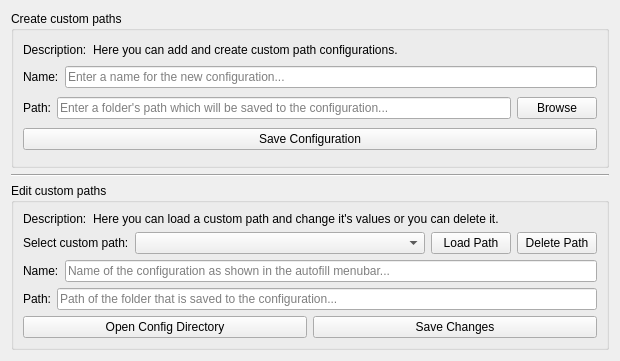
First picture: the form in src/xmluvation/resources/ui/CustomPathsManager.ui, repository zaricj/XMLuvation, before the edit.
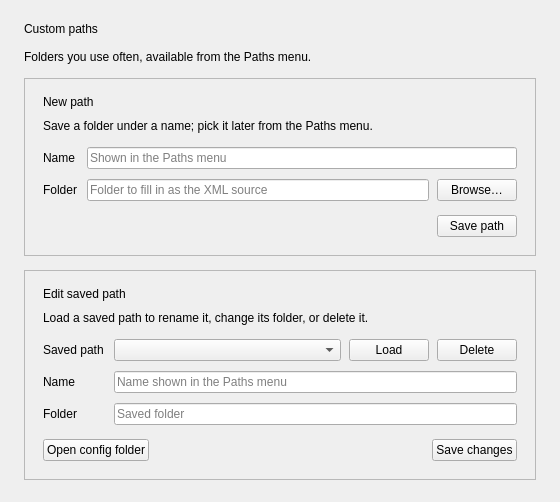
Second picture: the form after the edit. Icons and pictures are not drawn.

The edit to the form file:
```diff
--- a/src/xmluvation/resources/ui/CustomPathsManager.ui
+++ b/src/xmluvation/resources/ui/CustomPathsManager.ui
@@ -2,17 +2,6 @@
 <ui version="4.0">
  <class>CustomPathsManagerWidget</class>
  <widget class="QWidget" name="CustomPathsManagerWidget">
-  <property name="windowModality">
-   <enum>Qt::WindowModality::WindowModal</enum>
-  </property>
-  <property name="geometry">
-   <rect>
-    <x>0</x>
-    <y>0</y>
-    <width>620</width>
-    <height>361</height>
-   </rect>
-  </property>
   <property name="windowTitle">
    <string>Custom Paths Manager</string>
   </property>
@@ -20,119 +9,230 @@
    <iconset resource="../qrc/xmluvation_resources.qrc">
     <normaloff>:/icons/xml_256px.ico</normaloff>:/icons/xml_256px.ico</iconset>
   </property>
-  <property name="styleSheet">
-   <string notr="true"/>
+  <property name="minimumSize">
+   <size>
+    <width>560</width>
+    <height>0</height>
+   </size>
   </property>
-  <layout class="QVBoxLayout" name="verticalLayout_2">
+  <property name="role" stdset="0">
+   <string>page</string>
+  </property>
+  <layout class="QVBoxLayout" name="layout_CustomPathsManagerWidget">
+   <property name="spacing">
+    <number>14</number>
+   </property>
+   <property name="leftMargin">
+    <number>24</number>
+   </property>
+   <property name="topMargin">
+    <number>22</number>
+   </property>
+   <property name="rightMargin">
+    <number>24</number>
+   </property>
+   <property name="bottomMargin">
+    <number>22</number>
+   </property>
    <item>
-    <layout class="QVBoxLayout" name="verticalLayout_4">
+    <widget class="QLabel" name="label_paths_title">
+     <property name="text">
+      <string>Custom paths</string>
+     </property>
+     <property name="role" stdset="0">
+      <string>page-title</string>
+     </property>
+    </widget>
+   </item>
      <item>
-      <widget class="QGroupBox" name="groupBox">
-       <property name="sizePolicy">
-        <sizepolicy hsizetype="Preferred" vsizetype="Preferred">
-         <horstretch>0</horstretch>
-         <verstretch>0</verstretch>
-        </sizepolicy>
-       </property>
-       <property name="title">
-        <string>Create custom paths</string>
-       </property>
-       <layout class="QVBoxLayout" name="verticalLayout">
+    <widget class="QLabel" name="label_paths_hint">
+     <property name="text">
+      <string>Folders you use often, available from the Paths menu.</string>
+     </property>
+     <property name="wordWrap">
+      <bool>true</bool>
+     </property>
+     <property name="role" stdset="0">
+      <string>hint</string>
+     </property>
+    </widget>
+   </item>
         <item>
-         <layout class="QHBoxLayout" name="horizontalLayout_7">
-          <item>
-           <widget class="QLabel" name="label">
-            <property name="sizePolicy">
-             <sizepolicy hsizetype="Maximum" vsizetype="Maximum">
-              <horstretch>0</horstretch>
-              <verstretch>0</verstretch>
-             </sizepolicy>
-            </property>
+    <widget class="QFrame" name="groupBox">
+     <property name="frameShape">
+      <enum>QFrame::Shape::StyledPanel</enum>
+     </property>
+     <property name="role" stdset="0">
+      <string>card</string>
+     </property>
+     <layout class="QVBoxLayout" name="layout_groupBox">
+      <property name="spacing">
+       <number>10</number>
+      </property>
+      <property name="leftMargin">
+       <number>18</number>
+      </property>
+      <property name="topMargin">
+       <number>16</number>
+      </property>
+      <property name="rightMargin">
+       <number>18</number>
+      </property>
+      <property name="bottomMargin">
+       <number>18</number>
+      </property>
+      <item>
+       <widget class="QLabel" name="label_groupBox_title">
             <property name="text">
-             <string>Description:</string>
+         <string>New path</string>
+        </property>
+        <property name="role" stdset="0">
+         <string>card-title</string>
             </property>
            </widget>
           </item>
           <item>
            <widget class="QLabel" name="label_description_create_custom_path">
-            <property name="sizePolicy">
-             <sizepolicy hsizetype="Minimum" vsizetype="Maximum">
-              <horstretch>0</horstretch>
-              <verstretch>0</verstretch>
-             </sizepolicy>
-            </property>
-            <property name="layoutDirection">
-             <enum>Qt::LayoutDirection::LeftToRight</enum>
-            </property>
             <property name="text">
-             <string>Here you can add and create custom path configurations.</string>
-            </property>
-            <property name="alignment">
-             <set>Qt::AlignmentFlag::AlignLeading|Qt::AlignmentFlag::AlignLeft|Qt::AlignmentFlag::AlignVCenter</set>
+         <string>Save a folder under a name; pick it later from the Paths menu.</string>
+        </property>
+        <property name="wordWrap">
+         <bool>true</bool>
+        </property>
+        <property name="role" stdset="0">
+         <string>hint</string>
             </property>
            </widget>
           </item>
-         </layout>
-        </item>
         <item>
-         <layout class="QHBoxLayout" name="horizontalLayout">
-          <item>
+       <layout class="QFormLayout" name="layout_create_form">
+        <property name="horizontalSpacing">
+         <number>10</number>
+        </property>
+        <property name="verticalSpacing">
+         <number>10</number>
+        </property>
+        <property name="leftMargin">
+         <number>0</number>
+        </property>
+        <property name="topMargin">
+         <number>4</number>
+        </property>
+        <property name="rightMargin">
+         <number>0</number>
+        </property>
+        <property name="bottomMargin">
+         <number>4</number>
+        </property>
+        <property name="fieldGrowthPolicy">
+         <enum>QFormLayout::FieldGrowthPolicy::ExpandingFieldsGrow</enum>
+        </property>
+        <item row="0" column="0">
            <widget class="QLabel" name="label_path_name_2">
             <property name="text">
-             <string>Name:</string>
+           <string>Name</string>
+          </property>
+          <property name="role" stdset="0">
+           <string>field-label</string>
             </property>
            </widget>
           </item>
-          <item>
+        <item row="0" column="1">
            <widget class="QLineEdit" name="line_edit_custom_path_name">
             <property name="placeholderText">
-             <string>Enter a name for the new configuration...</string>
+           <string>Shown in the Paths menu</string>
+          </property>
+          <property name="clearButtonEnabled">
+           <bool>true</bool>
             </property>
            </widget>
           </item>
-         </layout>
-        </item>
-        <item>
-         <layout class="QHBoxLayout" name="horizontalLayout_2">
-          <item>
+        <item row="1" column="0">
            <widget class="QLabel" name="label_path_folder">
-            <property name="minimumSize">
-             <size>
-              <width>0</width>
-              <height>0</height>
-             </size>
-            </property>
             <property name="text">
-             <string>Path:</string>
+           <string>Folder</string>
+          </property>
+          <property name="role" stdset="0">
+           <string>field-label</string>
             </property>
            </widget>
           </item>
+        <item row="1" column="1">
+         <layout class="QHBoxLayout" name="layout_create_folder">
+          <property name="spacing">
+           <number>8</number>
+          </property>
+          <property name="leftMargin">
+           <number>0</number>
+          </property>
+          <property name="topMargin">
+           <number>0</number>
+          </property>
+          <property name="rightMargin">
+           <number>0</number>
+          </property>
+          <property name="bottomMargin">
+           <number>0</number>
+          </property>
           <item>
            <widget class="QLineEdit" name="line_edit_custom_path_value">
             <property name="placeholderText">
-             <string>Enter a folder's path which will be saved to the configuration...</string>
+             <string>Folder to fill in as the XML source</string>
+            </property>
+            <property name="clearButtonEnabled">
+             <bool>true</bool>
             </property>
            </widget>
           </item>
           <item>
            <widget class="QPushButton" name="button_browse_path_folder">
             <property name="text">
-             <string>Browse</string>
-            </property>
-            <property name="icon">
-             <iconset theme="QIcon::ThemeIcon::FolderNew"/>
+             <string>Browse…</string>
             </property>
            </widget>
           </item>
          </layout>
         </item>
+       </layout>
+      </item>
         <item>
-         <layout class="QHBoxLayout" name="horizontalLayout_6">
+       <layout class="QHBoxLayout" name="layout_create_actions">
+        <property name="spacing">
+         <number>8</number>
+        </property>
+        <property name="leftMargin">
+         <number>0</number>
+        </property>
+        <property name="topMargin">
+         <number>0</number>
+        </property>
+        <property name="rightMargin">
+         <number>0</number>
+        </property>
+        <property name="bottomMargin">
+         <number>0</number>
+        </property>
+        <item>
+         <spacer name="spacer_1">
+          <property name="orientation">
+           <enum>Qt::Orientation::Horizontal</enum>
+          </property>
+          <property name="sizeHint">
+           <size>
+            <width>40</width>
+            <height>20</height>
+           </size>
+          </property>
+         </spacer>
+        </item>
           <item>
            <widget class="QPushButton" name="button_create_custom_path">
             <property name="text">
-             <string>Save Configuration</string>
-            </property>
+           <string>Save path</string>
+          </property>
+          <property name="role" stdset="0">
+           <string>primary</string>
+          </property>
            </widget>
           </item>
          </layout>
@@ -141,216 +241,224 @@
       </widget>
      </item>
      <item>
-      <widget class="Line" name="line">
-       <property name="orientation">
-        <enum>Qt::Orientation::Horizontal</enum>
-       </property>
-      </widget>
-     </item>
-     <item>
-      <widget class="QGroupBox" name="groupBox_2">
-       <property name="sizePolicy">
-        <sizepolicy hsizetype="Preferred" vsizetype="Preferred">
-         <horstretch>0</horstretch>
-         <verstretch>0</verstretch>
-        </sizepolicy>
-       </property>
-       <property name="title">
-        <string>Edit custom paths</string>
-       </property>
-       <layout class="QVBoxLayout" name="verticalLayout_3">
-        <item>
-         <layout class="QHBoxLayout" name="horizontalLayout_3">
-          <item>
-           <widget class="QLabel" name="label_desc">
-            <property name="sizePolicy">
-             <sizepolicy hsizetype="Maximum" vsizetype="Maximum">
-              <horstretch>0</horstretch>
-              <verstretch>0</verstretch>
-             </sizepolicy>
-            </property>
-            <property name="baseSize">
-             <size>
-              <width>0</width>
-              <height>0</height>
-             </size>
-            </property>
+    <widget class="QFrame" name="groupBox_2">
+     <property name="frameShape">
+      <enum>QFrame::Shape::StyledPanel</enum>
+     </property>
+     <property name="role" stdset="0">
+      <string>card</string>
+     </property>
+     <layout class="QVBoxLayout" name="layout_groupBox_2">
+      <property name="spacing">
+       <number>10</number>
+      </property>
+      <property name="leftMargin">
+       <number>18</number>
+      </property>
+      <property name="topMargin">
+       <number>16</number>
+      </property>
+      <property name="rightMargin">
+       <number>18</number>
+      </property>
+      <property name="bottomMargin">
+       <number>18</number>
+      </property>
+      <item>
+       <widget class="QLabel" name="label_groupBox_2_title">
             <property name="text">
-             <string>Description:</string>
+         <string>Edit saved path</string>
+        </property>
+        <property name="role" stdset="0">
+         <string>card-title</string>
             </property>
            </widget>
           </item>
           <item>
            <widget class="QLabel" name="label_text_desc">
-            <property name="sizePolicy">
-             <sizepolicy hsizetype="Expanding" vsizetype="Maximum">
-              <horstretch>0</horstretch>
-              <verstretch>0</verstretch>
-             </sizepolicy>
-            </property>
             <property name="text">
-             <string>Here you can load a custom path and change it's values or you can delete it.</string>
+         <string>Load a saved path to rename it, change its folder, or delete it.</string>
             </property>
             <property name="wordWrap">
              <bool>true</bool>
             </property>
-            <property name="margin">
-             <number>0</number>
-            </property>
-            <property name="indent">
-             <number>-1</number>
+        <property name="role" stdset="0">
+         <string>hint</string>
             </property>
            </widget>
           </item>
-         </layout>
-        </item>
         <item>
-         <layout class="QHBoxLayout" name="horizontalLayout_Buttons">
-          <item>
+       <layout class="QFormLayout" name="layout_edit_form">
+        <property name="horizontalSpacing">
+         <number>10</number>
+        </property>
+        <property name="verticalSpacing">
+         <number>10</number>
+        </property>
+        <property name="leftMargin">
+         <number>0</number>
+        </property>
+        <property name="topMargin">
+         <number>4</number>
+        </property>
+        <property name="rightMargin">
+         <number>0</number>
+        </property>
+        <property name="bottomMargin">
+         <number>4</number>
+        </property>
+        <property name="fieldGrowthPolicy">
+         <enum>QFormLayout::FieldGrowthPolicy::ExpandingFieldsGrow</enum>
+        </property>
+        <item row="0" column="0">
            <widget class="QLabel" name="label_combobox_desc">
-            <property name="maximumSize">
-             <size>
-              <width>145</width>
-              <height>16777215</height>
-             </size>
-            </property>
             <property name="text">
-             <string>Select custom path:</string>
+           <string>Saved path</string>
+          </property>
+          <property name="role" stdset="0">
+           <string>field-label</string>
             </property>
            </widget>
           </item>
+        <item row="0" column="1">
+         <layout class="QHBoxLayout" name="layout_edit_select" stretch="1,0,0">
+          <property name="spacing">
+           <number>8</number>
+          </property>
+          <property name="leftMargin">
+           <number>0</number>
+          </property>
+          <property name="topMargin">
+           <number>0</number>
+          </property>
+          <property name="rightMargin">
+           <number>0</number>
+          </property>
+          <property name="bottomMargin">
+           <number>0</number>
+          </property>
           <item>
            <widget class="QComboBox" name="combobox_path_names">
-            <property name="sizePolicy">
-             <sizepolicy hsizetype="Expanding" vsizetype="Fixed">
-              <horstretch>0</horstretch>
-              <verstretch>0</verstretch>
-             </sizepolicy>
-            </property>
             <property name="placeholderText">
-             <string notr="true">Custom paths...</string>
+             <string>No saved paths</string>
             </property>
            </widget>
           </item>
           <item>
            <widget class="QPushButton" name="button_load_action">
-            <property name="maximumSize">
-             <size>
-              <width>100</width>
-              <height>16777215</height>
-             </size>
-            </property>
             <property name="text">
-             <string>Load Path</string>
+             <string>Load</string>
             </property>
            </widget>
           </item>
           <item>
            <widget class="QPushButton" name="button_delete_action">
-            <property name="maximumSize">
-             <size>
-              <width>100</width>
-              <height>16777215</height>
-             </size>
-            </property>
-            <property name="styleSheet">
-             <string notr="true"/>
-            </property>
             <property name="text">
-             <string>Delete Path</string>
+             <string>Delete</string>
+            </property>
+            <property name="role" stdset="0">
+             <string>danger</string>
             </property>
            </widget>
           </item>
          </layout>
         </item>
-        <item>
-         <layout class="QHBoxLayout" name="horizontalLayout_4">
-          <item>
+        <item row="1" column="0">
            <widget class="QLabel" name="label_path_name">
-            <property name="sizePolicy">
-             <sizepolicy hsizetype="Preferred" vsizetype="Preferred">
-              <horstretch>0</horstretch>
-              <verstretch>0</verstretch>
-             </sizepolicy>
-            </property>
             <property name="text">
-             <string>Name:</string>
+           <string>Name</string>
+          </property>
+          <property name="role" stdset="0">
+           <string>field-label</string>
             </property>
            </widget>
           </item>
-          <item>
+        <item row="1" column="1">
            <widget class="QLineEdit" name="line_edit_path_name">
             <property name="placeholderText">
-             <string>Name of the configuration as shown in the autofill menubar...</string>
+           <string>Name shown in the Paths menu</string>
+          </property>
+          <property name="clearButtonEnabled">
+           <bool>true</bool>
             </property>
            </widget>
           </item>
-         </layout>
-        </item>
-        <item>
-         <layout class="QHBoxLayout" name="horizontalLayout_5">
-          <item>
+        <item row="2" column="0">
            <widget class="QLabel" name="label_path_value">
-            <property name="sizePolicy">
-             <sizepolicy hsizetype="Preferred" vsizetype="Preferred">
-              <horstretch>0</horstretch>
-              <verstretch>0</verstretch>
-             </sizepolicy>
-            </property>
-            <property name="minimumSize">
-             <size>
-              <width>0</width>
-              <height>0</height>
-             </size>
-            </property>
             <property name="text">
-             <string>Path:</string>
+           <string>Folder</string>
+          </property>
+          <property name="role" stdset="0">
+           <string>field-label</string>
             </property>
            </widget>
           </item>
-          <item>
+        <item row="2" column="1">
            <widget class="QLineEdit" name="line_edit_path_value">
             <property name="placeholderText">
-             <string>Path of the folder that is saved to the configuration...</string>
+           <string>Saved folder</string>
+          </property>
+          <property name="clearButtonEnabled">
+           <bool>true</bool>
             </property>
            </widget>
           </item>
          </layout>
         </item>
         <item>
-         <layout class="QHBoxLayout" name="horizontalLayout_8">
+       <layout class="QHBoxLayout" name="layout_edit_actions">
+        <property name="spacing">
+         <number>8</number>
+        </property>
+        <property name="leftMargin">
+         <number>0</number>
+        </property>
+        <property name="topMargin">
+         <number>0</number>
+        </property>
+        <property name="rightMargin">
+         <number>0</number>
+        </property>
+        <property name="bottomMargin">
+         <number>0</number>
+        </property>
           <item>
            <widget class="QPushButton" name="button_open_config_directory">
-            <property name="sizePolicy">
-             <sizepolicy hsizetype="Expanding" vsizetype="Fixed">
-              <horstretch>0</horstretch>
-              <verstretch>0</verstretch>
-             </sizepolicy>
-            </property>
             <property name="text">
-             <string>Open Config Directory</string>
+           <string>Open config folder</string>
+          </property>
+          <property name="role" stdset="0">
+           <string>flat</string>
             </property>
            </widget>
           </item>
+        <item>
+         <spacer name="spacer_2">
+          <property name="orientation">
+           <enum>Qt::Orientation::Horizontal</enum>
+          </property>
+          <property name="sizeHint">
+           <size>
+            <width>40</width>
+            <height>20</height>
+           </size>
+          </property>
+         </spacer>
+        </item>
           <item>
            <widget class="QPushButton" name="button_save_changes">
-            <property name="sizePolicy">
-             <sizepolicy hsizetype="Expanding" vsizetype="Fixed">
-              <horstretch>0</horstretch>
-              <verstretch>0</verstretch>
-             </sizepolicy>
-            </property>
             <property name="text">
-             <string>Save Changes</string>
-            </property>
+           <string>Save changes</string>
+          </property>
+          <property name="role" stdset="0">
+           <string>primary</string>
+          </property>
            </widget>
           </item>
          </layout>
         </item>
        </layout>
       </widget>
-     </item>
-    </layout>
    </item>
   </layout>
  </widget>
```
Left out of the diff: 6 changed lines with no effect on the pictures. Lines whose indentation alone changed are shown as unchanged.
